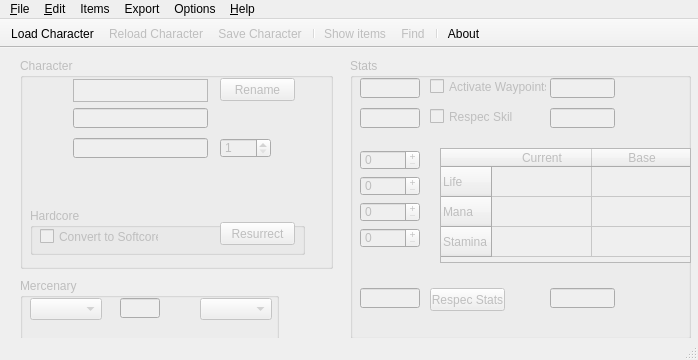
This is medianxlofflinetools.ui in kambala-decapitator/MedianXLOfflineTools as Qt 5 draws it before an edit. The edited form follows.
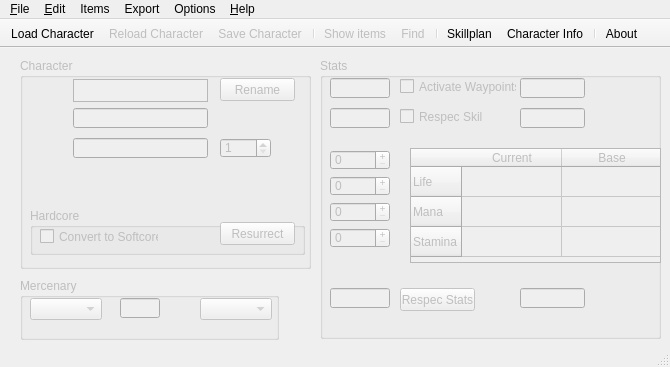
This is the edited form. Icons and pictures are not drawn.

What changed in the file:
```diff
--- a/medianxlofflinetools.ui
+++ b/medianxlofflinetools.ui
@@ -6,8 +6,8 @@
    <rect>
     <x>0</x>
     <y>0</y>
-    <width>698</width>
-    <height>360</height>
+    <width>670</width>
+    <height>367</height>
    </rect>
   </property>
   <property name="windowIcon">
@@ -24,7 +24,7 @@
     </property>
     <property name="geometry">
      <rect>
-      <x>350</x>
+      <x>320</x>
       <y>10</y>
       <width>341</width>
       <height>281</height>
@@ -321,7 +321,7 @@
      <rect>
       <x>20</x>
       <y>10</y>
-      <width>313</width>
+      <width>291</width>
       <height>211</height>
      </rect>
     </property>
@@ -582,7 +582,7 @@
     <rect>
      <x>0</x>
      <y>0</y>
-     <width>698</width>
+     <width>670</width>
      <height>21</height>
     </rect>
    </property>
@@ -719,6 +719,9 @@
    <addaction name="actionShowItems"/>
    <addaction name="actionFind"/>
    <addaction name="separator"/>
+   <addaction name="actionSkillPlan"/>
+   <addaction name="actionExportCharacterInfo"/>
+   <addaction name="separator"/>
    <addaction name="actionAbout"/>
   </widget>
   <widget class="QStatusBar" name="statusBar"/>
@@ -1210,7 +1213,7 @@
   </action>
   <action name="actionExportCharacterInfo">
    <property name="text">
-    <string>Character info</string>
+    <string>Character Info</string>
    </property>
   </action>
  </widget>
```
Left out of the diff: 15 changed lines with no effect on the pictures.
